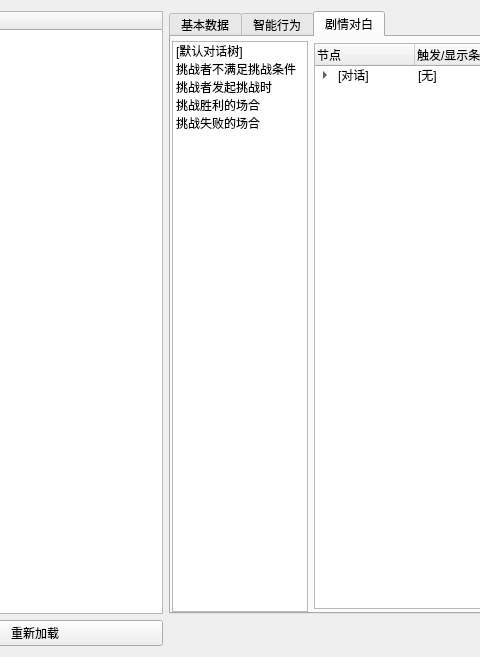
First picture: the form in src/coeus/coeus_editor/widget_npc_editor.ui, repository AngryPowman/Coeus, before the edit; both pictures show x 104 to 584 and y 0 to 657 of the 836 by 657 pixel window.
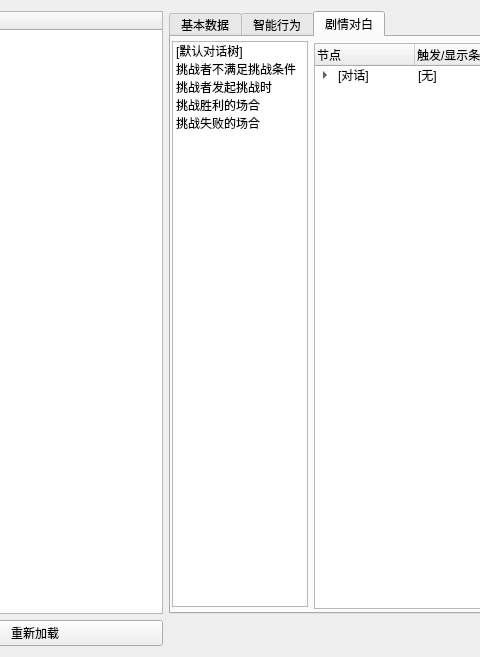
Second picture: the form after the edit.

The edit to the form file:
```diff
--- a/src/coeus/coeus_editor/widget_npc_editor.ui
+++ b/src/coeus/coeus_editor/widget_npc_editor.ui
@@ -587,7 +587,7 @@
            <x>1</x>
            <y>4</y>
            <width>136</width>
-           <height>571</height>
+           <height>566</height>
           </rect>
          </property>
          <property name="sizePolicy">
```
Left out of the diff: 5 changed lines with no effect on the pictures.
